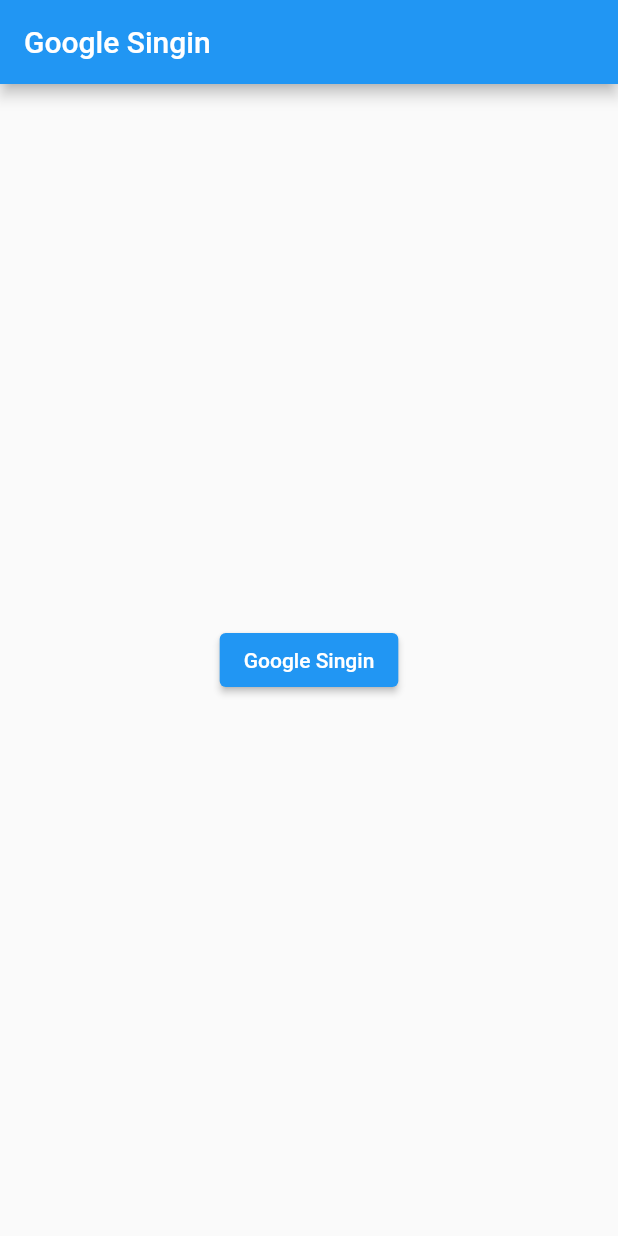
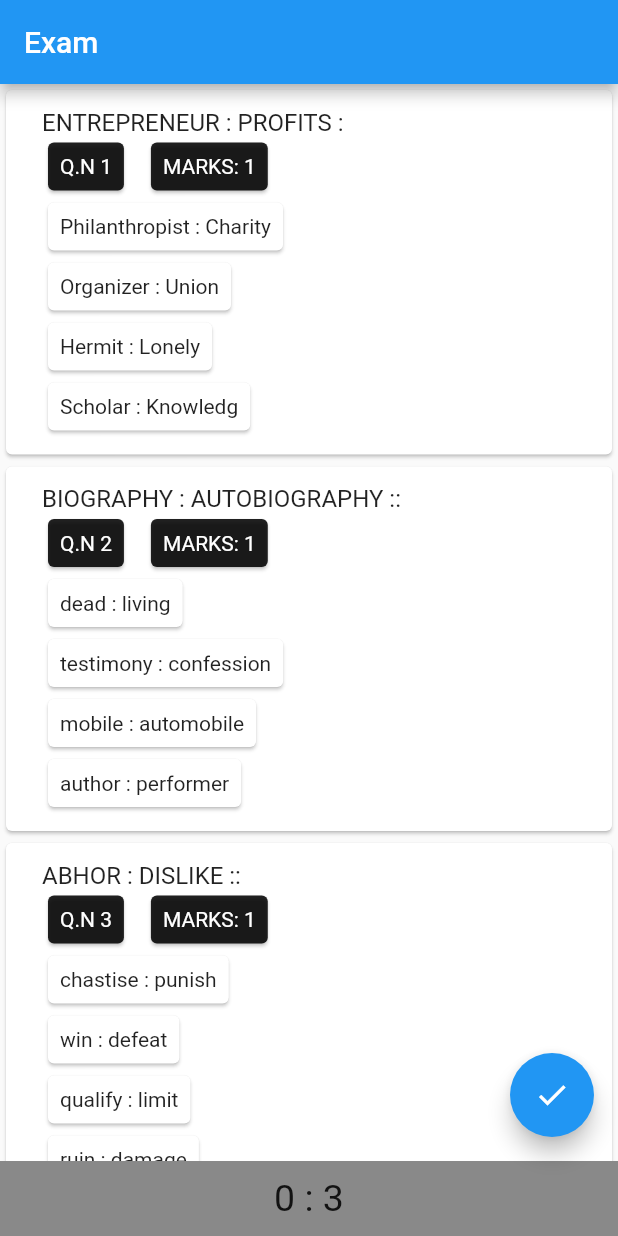
Before and after one commit to xaakib/ChatApp, a Flutter app: the screen it shows after launch, on a phone screen of 412 x 824 dp. Run offline on Flutter 3.47's test engine with Material 2 defaults, Android fonts, the phone set to English and light mode, and no system bars.

Commit message:
exam screen timer done

```diff
--- a/lib/main.dart
+++ b/lib/main.dart
@@ -1,4 +1,4 @@
-import 'package:chatapp/screens/google_sigin.dart';
+import 'package:chatapp/screens/exam_timer_screen.dart';
 import 'package:chatapp/screens/home_screen.dart';
 import 'package:flutter/material.dart';
 
--- /dev/null
+++ b/lib/screens/exam_timer_screen.dart
@@ -0,0 +1,299 @@
+import 'dart:async';
+
+import 'package:flutter/material.dart';
+import 'package:flutter/src/widgets/container.dart';
+import 'package:flutter/src/widgets/framework.dart';
+
+class GoogleSigninSc extends StatefulWidget {
+  const GoogleSigninSc({super.key});
+
+  @override
+  State<GoogleSigninSc> createState() => _GoogleSigninScState();
+}
+
+class _GoogleSigninScState extends State<GoogleSigninSc> {
+  Timer? countdownTimer;
+  Duration myDuration = Duration(seconds: 10);
+
+  @override
+  void initState() {
+    // TODO: implement initState
+    super.initState();
+    startTimer();
+  }
+
+  void startTimer() {
+    countdownTimer =
+        Timer.periodic(Duration(seconds: 1), (_) => setCountDown());
+  }
+
+  // Step 4
+  void stopTimer() {
+    setState(() => countdownTimer!.cancel());
+  }
+
+  // Step 5
+  void resetTimer() {
+    stopTimer();
+    setState(() => myDuration = Duration(seconds: 10));
+  }
+
+  // Step 6
+  void setCountDown() {
+    final reduceSecondsBy = 1;
+    setState(() {
+      final seconds = myDuration.inSeconds - reduceSecondsBy;
+      if (seconds <= 0) {
+        countdownTimer!.cancel();
+        submit();
+      } else {
+        myDuration = Duration(seconds: seconds);
+      }
+    });
+  }
+
+  @override
+  Widget build(BuildContext context) {
+    return Scaffold(
+      appBar: AppBar(
+        title: Text("Exam"),
+      ),
+      body: Container(
+          child: ListView.builder(
+              shrinkWrap: true,
+              primary: false,
+              itemCount: listOfQestion.length,
+              itemBuilder: (context, index) {
+                return Card(
+                  child: Padding(
+                    padding: const EdgeInsets.all(8.0),
+                    child: ListTile(
+                        hoverColor: Colors.red,
+                        title: Text(listOfQestion[index]['question']),
+                        subtitle: Column(
+                          crossAxisAlignment: CrossAxisAlignment.start,
+                          children: [
+                            Row(
+                              children: [
+                                Card(
+                                  color: Colors.black87,
+                                  child: Padding(
+                                    padding: const EdgeInsets.all(8.0),
+                                    child: Text(
+                                      "Q.N ${index + 1}",
+                                      style: TextStyle(color: Colors.white),
+                                    ),
+                                  ),
+                                ),
+                                SizedBox(width: 10),
+                                Card(
+                                  color: Colors.black87,
+                                  child: Padding(
+                                    padding: const EdgeInsets.all(8.0),
+                                    child: Text(
+                                      "MARKS: 1",
+                                      style: TextStyle(color: Colors.white),
+                                    ),
+                                  ),
+                                )
+                              ],
+                            ),
+                            InkWell(
+                              onTap: () {
+                                selectOption(listOfQestion[index]['a'], index);
+                              },
+                              child: Card(
+                                color: listOfQestion[index]['selected'] ==
+                                        listOfQestion[index]['a']
+                                    ? Colors.green
+                                    : Colors.white,
+                                child: Padding(
+                                  padding: const EdgeInsets.all(8.0),
+                                  child: Text(listOfQestion[index]['a']),
+                                ),
+                              ),
+                            ),
+                            InkWell(
+                                onTap: () {
+                                  selectOption(
+                                      listOfQestion[index]['b'], index);
+                                },
+                                child: Card(
+                                  color: listOfQestion[index]['selected'] ==
+                                          listOfQestion[index]['b']
+                                      ? Colors.green
+                                      : Colors.white,
+                                  child: Padding(
+                                    padding: const EdgeInsets.all(8.0),
+                                    child: Text(listOfQestion[index]['b']),
+                                  ),
+                                )),
+                            InkWell(
+                                onTap: () {
+                                  selectOption(
+                                      listOfQestion[index]['c'], index);
+                                },
+                                child: Card(
+                                  color: listOfQestion[index]['selected'] ==
+                                          listOfQestion[index]['c']
+                                      ? Colors.green
+                                      : Colors.white,
+                                  child: Padding(
+                                    padding: const EdgeInsets.all(8.0),
+                                    child: Text(listOfQestion[index]['c']),
+                                  ),
+                                )),
+                            InkWell(
+                              onTap: () {
+                                selectOption(listOfQestion[index]['d'], index);
+                              },
+                              child: Card(
+                                color: listOfQestion[index]['selected'] ==
+                                        listOfQestion[index]['d']
+                                    ? Colors.green
+                                    : Colors.white,
+                                child: Padding(
+                                  padding: const EdgeInsets.all(8.0),
+                                  child: Text(listOfQestion[index]['d']),
+                                ),
+                              ),
+                            ),
+                          ],
+                        )),
+                  ),
+                );
+              })),
+      floatingActionButton: FloatingActionButton(
+          onPressed: () {
+            submit();
+          },
+          child: Icon(Icons.check)),
+      bottomNavigationBar: Container(
+        color: Colors.black45,
+        height: 50,
+        child: Padding(
+          padding: const EdgeInsets.all(8.0),
+          child: Center(
+              child: Text(
+            "${myDuration.inMinutes.remainder(60)} : ${myDuration.inSeconds.remainder(60)}",
+            style: TextStyle(fontSize: 25),
+          )),
+        ),
+      ),
+    );
+  }
+
+  int totalScore = 0;
+  void selectOption(String opt, int index) {
+    listOfQestion[index]['selected'] = opt;
+    setState(() {});
+  }
+
+  void submit() {
+    totalScore = 0;
+    for (var i = 0; i < listOfQestion.length; i++) {
+      if (listOfQestion[i]['correct'] == listOfQestion[i]['selected']) {
+        totalScore++;
+      }
+    }
+    print("totalScore::::$totalScore");
+    var snackBar = SnackBar(
+      content: Text('Your total score $totalScore!'),
+    );
+
+    ScaffoldMessenger.of(context).showSnackBar(snackBar);
+  }
+}
+
+List listOfQestion = [
+  {
+    "question": "ENTREPRENEUR : PROFITS :",
+    "a": "Philanthropist : Charity",
+    "b": "Organizer : Union",
+    "c": "Hermit : Lonely",
+    "d": "Scholar : Knowledg",
+    "correct": "Scholar : Knowledg",
+    "explain": "",
+    "": ""
+  },
+  {
+    "question": "BIOGRAPHY : AUTOBIOGRAPHY ::",
+    "a": "dead : living",
+    "b": "testimony : confession",
+    "c": "mobile : automobile",
+    "d": "author : performer",
+    "correct": "testimony : confession",
+    "explain": "",
+    "": ""
+  },
+  {
+    "question": "ABHOR : DISLIKE ::",
+    "a": "chastise : punish",
+    "b": "win : defeat",
+    "c": "qualify : limit",
+    "d": "ruin : damage",
+    "correct": "ruin : damage",
+    "explain": "",
+    "": ""
+  },
+  {
+    "question": "AFFLUENT : IMPOVERISHED : :",
+    "a": ". impecunious : needy",
+    "b": "rich : poor",
+    "c": "wealthy : opulent",
+    "d": "sick: sad",
+    "correct": "rich : poor",
+    "explain": "",
+    "": ""
+  },
+  {
+    "question": "COTTON : RAYON ::",
+    "a": "sheets : dresses",
+    "b": "synthetic : natural",
+    "c": "summer : winter",
+    "d": "natural : synthetic",
+    "correct": "synthetic : natural",
+    "explain": "",
+    "": ""
+  },
+  {
+    "question": "HEART : HUMAN ::",
+    "a": "tail : dog",
+    "b": "hand : child",
+    "c": "kitchen : house",
+    "d": "engine : car",
+    "correct": "engine : car",
+    "explain": "",
+    "": ""
+  },
+  {
+    "question": "CONSTELLATION : STAR ::",
+    "a": "sun: milky way",
+    "b": "telescope : astronomer",
+    "c": "solar system : planet",
+    "d": "quasar : comet",
+    "correct": "solar system : planet",
+    "explain": "",
+    "": ""
+  },
+  {
+    "question": "HANDWRITING : SIGNATURE ::",
+    "a": "biographer : confession",
+    "b": "painting : self-portrait",
+    "c": "eulogy : speech",
+    "d": "sculptor : model",
+    "correct": "painting : self-portrait",
+    "explain": "",
+    "": ""
+  },
+  {
+    "question": "GERM : DISEASE ::",
+    "a": "trichinosis",
+    "b": "men",
+    "c": "war : destruction",
+    "d": "insurance : premium",
+    "correct": "war : destruction",
+    "explain": "",
+    "": ""
+  },
+];
--- a/lib/screens/google_sigin.dart
+++ /dev/null
@@ -1,27 +0,0 @@
-import 'package:flutter/material.dart';
-import 'package:flutter/src/widgets/container.dart';
-import 'package:flutter/src/widgets/framework.dart';
-
-class GoogleSigninSc extends StatelessWidget {
-  const GoogleSigninSc({super.key});
-
-  @override
-  Widget build(BuildContext context) {
-    return Scaffold(
-      appBar: AppBar(
-        title: Text("Google Singin"),
-      ),
-      body: Container(
-        child: Padding(
-          padding: const EdgeInsets.all(8.0),
-          child: Center(
-            child: ElevatedButton(
-              child: Text("Google Singin"),
-              onPressed: () {},
-            ),
-          ),
-        ),
-      ),
-    );
-  }
-}
```
